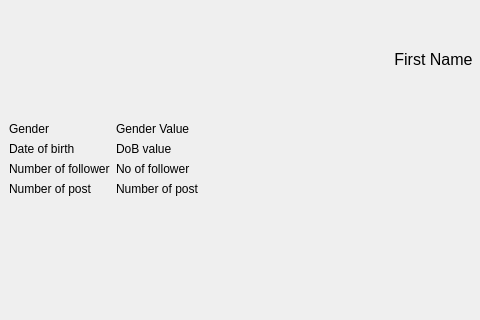
Qt form profile.ui (hoangphuc05/social_media_1) before a commit; both pictures show x 0 to 480 and y 127 to 447 of the 695 by 625 pixel window.
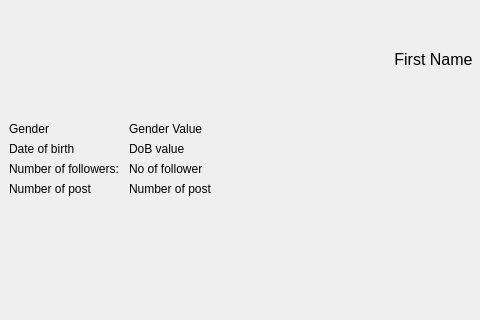
The same form after that commit. Icons and pictures are not drawn.

The edit to the form file:
```diff
--- a/profile.ui
+++ b/profile.ui
@@ -128,7 +128,7 @@
         <item row="2" column="0">
          <widget class="QLabel" name="label_9">
           <property name="text">
-           <string>Number of follower</string>
+           <string>Number of followers: </string>
           </property>
          </widget>
         </item>
```
Left out of the diff: 2 changed lines with no effect on the pictures.
